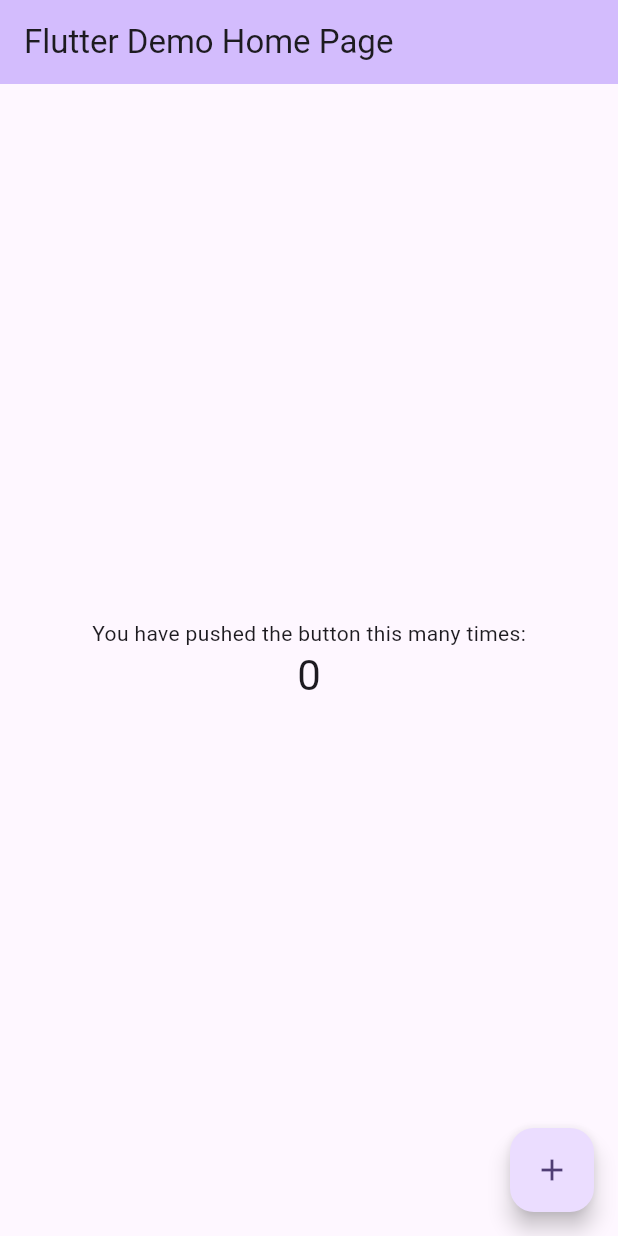
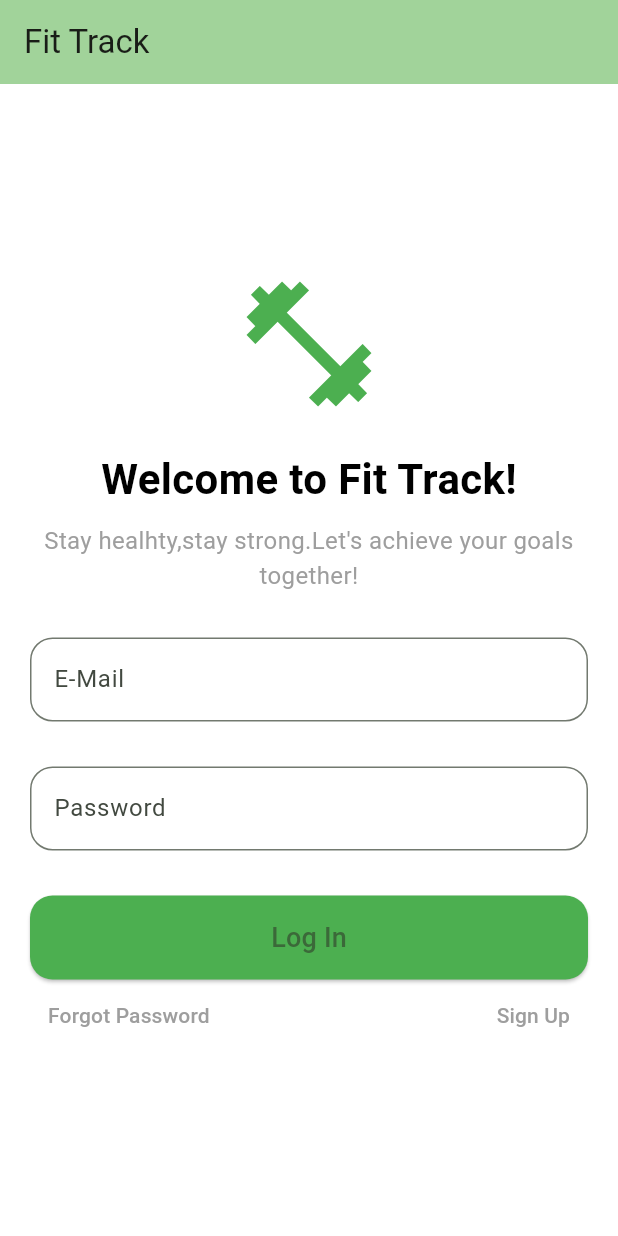
Before and after one commit to CerenYilmaz5/fit_track, a Flutter app: the screen it shows after launch, on a phone screen of 412 x 824 dp. Run offline on Flutter 3.47's test engine with Material 3 defaults, Android fonts, the phone set to English and light mode, and no system bars.

Commit message:
Login screen
I created login screen

```diff
--- a/lib/main.dart
+++ b/lib/main.dart
@@ -7,119 +7,221 @@ void main() {
 class MyApp extends StatelessWidget {
   const MyApp({super.key});
 
-  // This widget is the root of your application.
   @override
   Widget build(BuildContext context) {
     return MaterialApp(
-      title: 'Flutter Demo',
+      debugShowCheckedModeBanner: false,//Sağ üstteki Debug yazısını kaldırıyor
+      title: 'Fit Life',
       theme: ThemeData(
-        // This is the theme of your application.
-        //
-        // TRY THIS: Try running your application with "flutter run". You'll see
-        // the application has a purple toolbar. Then, without quitting the app,
-        // try changing the seedColor in the colorScheme below to Colors.green
-        // and then invoke "hot reload" (save your changes or press the "hot
-        // reload" button in a Flutter-supported IDE, or press "r" if you used
-        // the command line to start the app).
-        //
-        // Notice that the counter didn't reset back to zero; the application
-        // state is not lost during the reload. To reset the state, use hot
-        // restart instead.
-        //
-        // This works for code too, not just values: Most code changes can be
-        // tested with just a hot reload.
-        colorScheme: ColorScheme.fromSeed(seedColor: Colors.deepPurple),
-        useMaterial3: true,
+        colorScheme: ColorScheme.fromSeed(seedColor: Colors.green),
+        useMaterial3: true, //Uygulamanın güncel kalması için
       ),
-      home: const MyHomePage(title: 'Flutter Demo Home Page'),
+      home: const FitnessLoginPage(title: 'Fit Track '),
     );
   }
 }
 
-class MyHomePage extends StatefulWidget {
-  const MyHomePage({super.key, required this.title});
-
-  // This widget is the home page of your application. It is stateful, meaning
-  // that it has a State object (defined below) that contains fields that affect
-  // how it looks.
-
-  // This class is the configuration for the state. It holds the values (in this
-  // case the title) provided by the parent (in this case the App widget) and
-  // used by the build method of the State. Fields in a Widget subclass are
-  // always marked "final".
+class FitnessLoginPage extends StatefulWidget {
+  const FitnessLoginPage({super.key, required this.title});
 
   final String title;
 
   @override
-  State<MyHomePage> createState() => _MyHomePageState();
+  State<FitnessLoginPage> createState() => _FitnessLoginPageState();
 }
 
-class _MyHomePageState extends State<MyHomePage> {
-  int _counter = 0;
-
-  void _incrementCounter() {
-    setState(() {
-      // This call to setState tells the Flutter framework that something has
-      // changed in this State, which causes it to rerun the build method below
-      // so that the display can reflect the updated values. If we changed
-      // _counter without calling setState(), then the build method would not be
-      // called again, and so nothing would appear to happen.
-      _counter++;
-    });
-  }
+class _FitnessLoginPageState extends State<FitnessLoginPage> {
+  String email = '';
+  String password = '';
 
   @override
   Widget build(BuildContext context) {
-    // This method is rerun every time setState is called, for instance as done
-    // by the _incrementCounter method above.
-    //
-    // The Flutter framework has been optimized to make rerunning build methods
-    // fast, so that you can just rebuild anything that needs updating rather
-    // than having to individually change instances of widgets.
     return Scaffold(
         appBar: AppBar(
-        // TRY THIS: Try changing the color here to a specific color (to
-        // Colors.amber, perhaps?) and trigger a hot reload to see the AppBar
-        // change color while the other colors stay the same.
           backgroundColor: Theme.of(context).colorScheme.inversePrimary,
-        // Here we take the value from the MyHomePage object that was created by
-        // the App.build method, and use it to set our appbar title.
           title: Text(widget.title),
         ),
+        backgroundColor: Colors.white,
         body: Center(
-        // Center is a layout widget. It takes a single child and positions it
-        // in the middle of the parent.
+          child: SingleChildScrollView(
+            padding: const EdgeInsets.symmetric(horizontal: 20.0) ,
             child: Column(
-          // Column is also a layout widget. It takes a list of children and
-          // arranges them vertically. By default, it sizes itself to fit its
-          // children horizontally, and tries to be as tall as its parent.
-          //
-          // Column has various properties to control how it sizes itself and
-          // how it positions its children. Here we use mainAxisAlignment to
-          // center the children vertically; the main axis here is the vertical
-          // axis because Columns are vertical (the cross axis would be
-          // horizontal).
-          //
-          // TRY THIS: Invoke "debug painting" (choose the "Toggle Debug Paint"
-          // action in the IDE, or press "p" in the console), to see the
-          // wireframe for each widget.
               mainAxisAlignment: MainAxisAlignment.center,
               children: <Widget>[
+                const Icon(Icons.fitness_center,
+                    size: 100,
+                    color: Colors.green),
+                const SizedBox(height: 20),
                 const Text(
-              'You have pushed the button this many times:',
+                  'Welcome to Fit Track!',
+                  style: TextStyle(
+                    fontSize: 28,
+                    fontWeight: FontWeight.bold,
+                    color: Colors.black,
                   ),
-            Text(
-              '$_counter',
-              style: Theme.of(context).textTheme.headlineMedium,
+                ),
+                const SizedBox(height:10),
+                const Text(
+                  "Stay healhty,stay strong.Let's achieve your goals together!",
+                  textAlign: TextAlign.center,
+                  style:TextStyle(
+                    fontSize:16,
+                    color: Colors.grey,
+                  ),
+                ),
+                const SizedBox(height:30),
+                TextField(
+                    onChanged: (value){
+                      setState(() {
+                        email=value;
+                      });
+                    },
+                    decoration : InputDecoration(
+                        labelText: 'E-Mail',
+                        border:OutlineInputBorder(
+                          borderRadius: BorderRadius.circular(15),
+                        )
+                    )
+
+                ),
+                const SizedBox(height:30),
+                TextField(
+                    onChanged: (value){
+                      setState(() {
+                        password=value;
+                      });
+                    },
+                    decoration : InputDecoration(
+                        labelText: 'Password',
+                        border:OutlineInputBorder(
+                          borderRadius: BorderRadius.circular(15),
+                        )
+                    )
+                ),
+                const SizedBox(height: 30,),
+                SizedBox(
+                  width: double.infinity,
+                  child:ElevatedButton(
+                    onPressed: (){
+                      if(email.isNotEmpty && password.isNotEmpty){
+                        ScaffoldMessenger.of(context).showSnackBar(
+                          SnackBar(content: Text('Welcome: $email')),
+                        );
+                      }else{
+                        ScaffoldMessenger.of(context).showSnackBar(
+                            const SnackBar(content: Text ('Please fill all fields!'))
+                        );
+                      }
+                    },
+                    style: ElevatedButton.styleFrom(
+                      backgroundColor: Colors.green,
+                      padding: const EdgeInsets.symmetric(vertical: 15),// Log in butonunu kalınlaştırıyo
+                      shape: RoundedRectangleBorder(
+                        borderRadius: BorderRadius.circular(15),
+                      ),
+                    ),
+                    child: const Text(
+                      'Log In',style: TextStyle(fontSize: 18),
+                    ),
+                  ),
+                ),
+                Row(
+                  mainAxisAlignment: MainAxisAlignment.spaceBetween,
+                  children: [
+                    TextButton(
+                      onPressed: (){
+                        Navigator.push(
+                          context,
+                          MaterialPageRoute(
+                              builder: (context) => const ForgotPasswordPage()),
+                        );
+                      },
+                      child :const Text (
+                        'Forgot Password',
+                        style: TextStyle(color: Colors.grey),
+                      ),
+                    ),
+                    TextButton(
+                      onPressed: (){
+
+                      },
+                      child :const Text (
+                        'Sign Up',
+                        style: TextStyle(color: Colors.grey),
+                      ),
+                    )
+                  ],
                 ),
               ],
             ),
           ),
-      floatingActionButton: FloatingActionButton(
-        onPressed: _incrementCounter,
-        tooltip: 'Increment',
-        child: const Icon(Icons.add),
-      ), // This trailing comma makes auto-formatting nicer for build methods.
+        )
     );
   }
 }
+
+//Forgot passaword sayfası
+class ForgotPasswordPage extends StatelessWidget{
+  const ForgotPasswordPage({super.key});
+
+  @override
+  Widget build(BuildContext context){
+    String email = '';
+
+    return  Scaffold(
+        appBar: AppBar(
+          title: const Text('Forgot Passaword'),
+          backgroundColor: Colors.green,
+        ),
+        body:Padding(
+          padding:  const EdgeInsets.all(20),
+          child : Column(
+            mainAxisAlignment: MainAxisAlignment.center,
+            children : [
+              const Text(
+                'Enter an email,we send you a link for reset your password.',
+                style :TextStyle(fontSize: 16),
+              ),
+              const SizedBox(height: 20),
+              TextField(
+                onChanged: (value){
+                  email = value;
+                },
+                decoration : InputDecoration(
+                  labelText: 'E-Mail',
+                  border:OutlineInputBorder(
+                    borderRadius: BorderRadius.circular(15),
+                  ),
+                ),
+              ),
+              const SizedBox(height: 20),
+              ElevatedButton(
+                onPressed: (){
+                  if(email.isNotEmpty){
+                    ScaffoldMessenger.of(context).showSnackBar(
+                      SnackBar(
+                        content: Text (
+                            'Link to reset your passaword send $email'),
+                      ),
+                    );
+                  }else{
+                    ScaffoldMessenger.of(context).showSnackBar(
+                      const SnackBar(content: Text('Please enter an email')),
+                    );
+                  }
+                },
+                style: ElevatedButton.styleFrom(
+                  backgroundColor: Colors.green,
+                  padding: const EdgeInsets.symmetric(vertical: 15),
+                  shape: RoundedRectangleBorder(
+                    borderRadius: BorderRadius.circular(15),
+                  ),
+                ),
+                child : const Text ('Send'),
+              ),
+            ],
+          ),
+        )
+    );
+  }
+}
```
Lines whose indentation alone changed are shown as unchanged.
